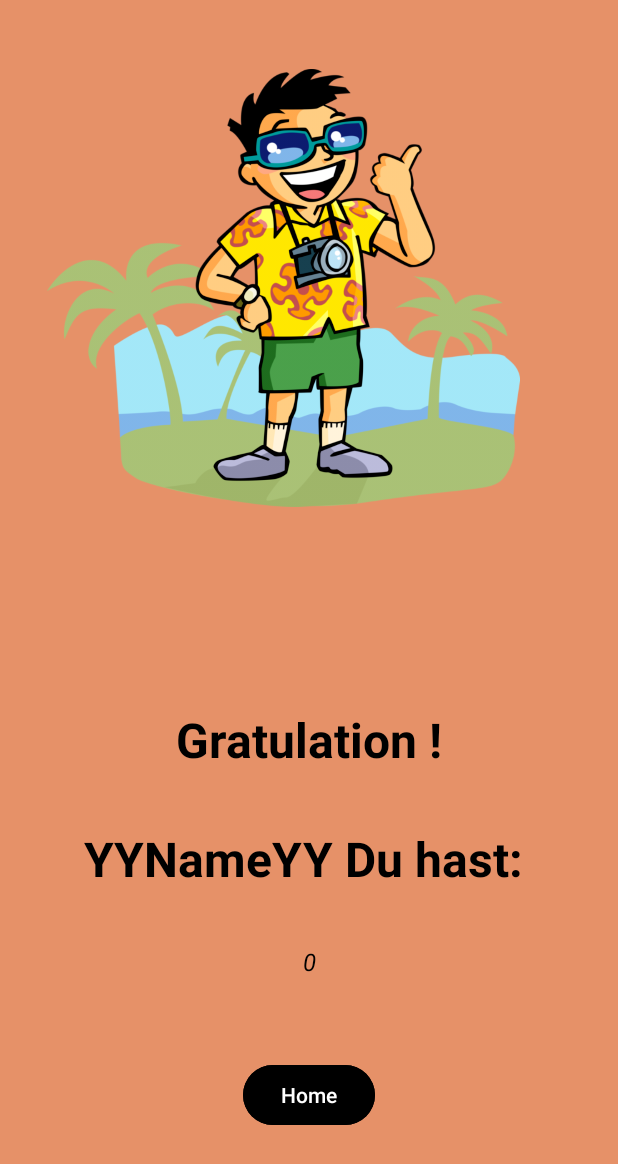
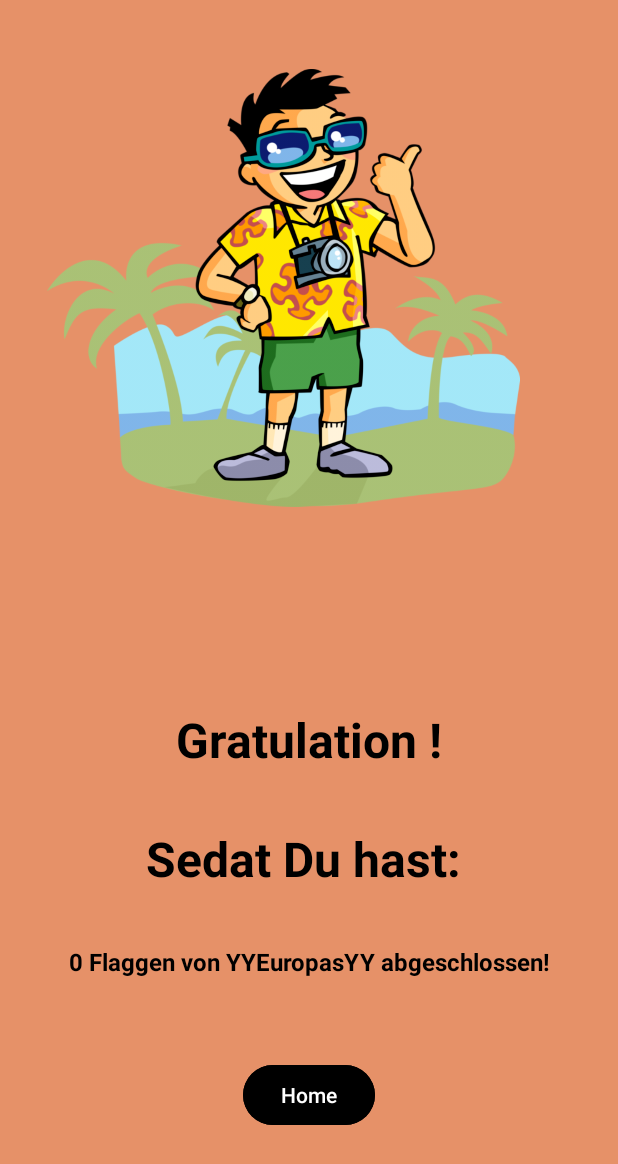
Before and after one commit to Sedat-Duentas/android-abschluss-Sedat-Duentas, an Android app: the fragment ResultFragment placed in its activity, on a phone screen of 412 x 824 dp. Shown: the top 1164 px of the screen. Run offline under Robolectric (Android 15) with nearby library versions, the phone set to English and light mode, and no system bars; our stand-ins replace data binding; 2 statements that could not run were skipped.

Commit message:
ResultFragment

```diff
--- a/app/src/main/java/com/example/laenderapp/ui/ResultFragment.kt
+++ b/app/src/main/java/com/example/laenderapp/ui/ResultFragment.kt
@@ -35,7 +35,7 @@ class ResultFragment : Fragment() {
 
         val numFlags = args.progress
 
-        binding.tvResultPoints.text = numFlags.toString()
+        binding.tvResultPoints.text = numFlags.toString() + " Flaggen von YYEuropasYY abgeschlossen!"
     }
 
 }
--- a/app/src/main/res/layout/fragment_result.xml
+++ b/app/src/main/res/layout/fragment_result.xml
@@ -45,15 +45,16 @@
 
         <TextView
             android:id="@+id/tv_result_name"
-            android:layout_width="wrap_content"
+            android:layout_width="0dp"
             android:layout_height="wrap_content"
             android:layout_marginStart="56dp"
             android:layout_marginEnd="56dp"
             android:layout_marginBottom="36dp"
-            android:text="YYNameYY Du hast: "
+            android:text="Sedat Du hast: "
             android:textColor="@color/black"
             android:textSize="32dp"
             android:textStyle="bold"
+            android:textAlignment="center"
             app:layout_constraintBottom_toTopOf="@+id/tv_result_points"
             app:layout_constraintEnd_toEndOf="parent"
             app:layout_constraintHorizontal_bias="0.0"
@@ -69,7 +70,7 @@
             android:text="die YYFlaggenYY YYEuropasYY abgeschlossen!"
             android:textColor="@color/black"
             android:textSize="16dp"
-            android:textStyle="italic"
+            android:textStyle="bold"
             app:layout_constraintBottom_toTopOf="@+id/resultHomeButton"
             app:layout_constraintEnd_toEndOf="parent"
             app:layout_constraintStart_toStartOf="parent" />
```
